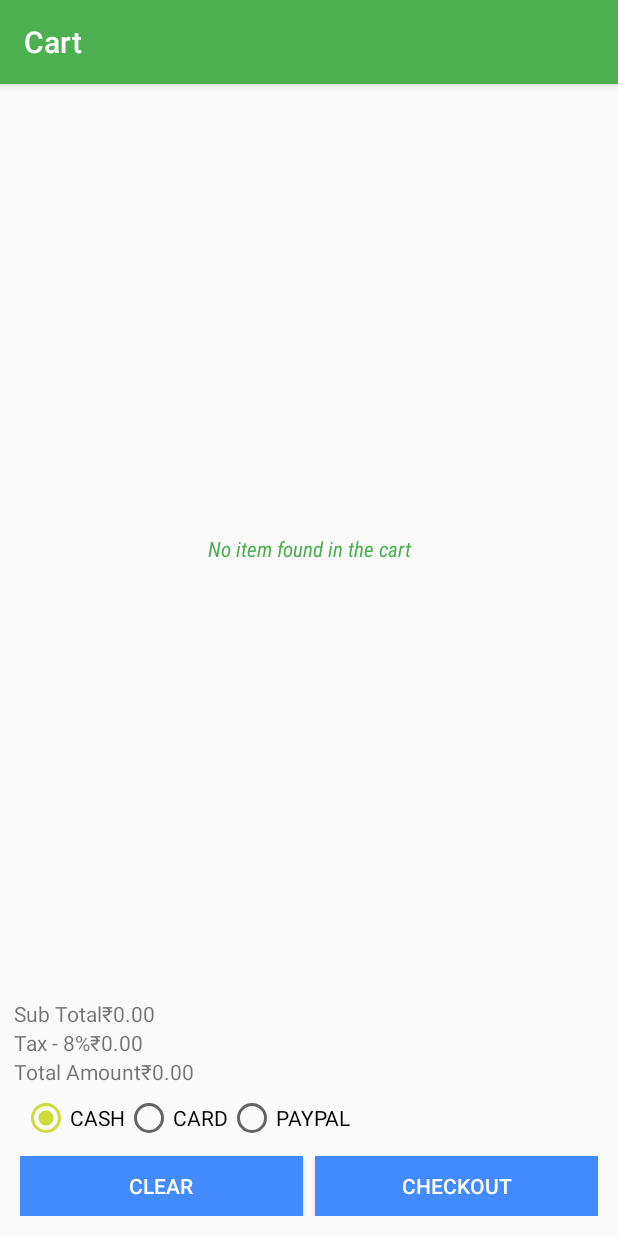
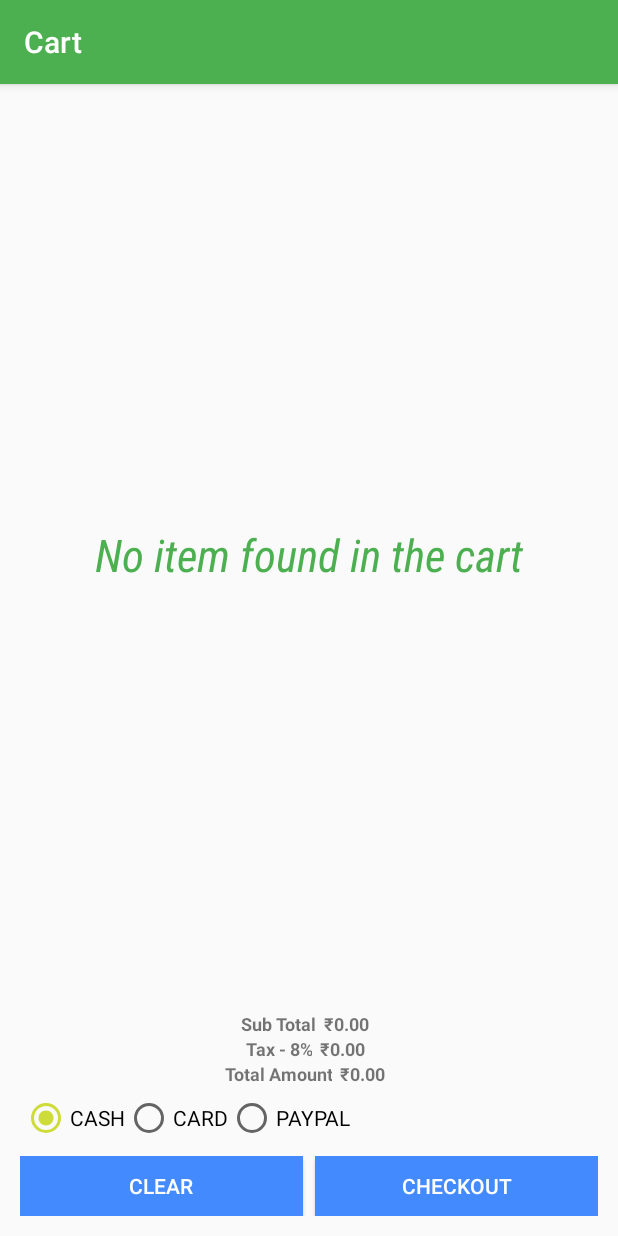
Before and after one commit to miumesh/ProtoShop-Android, an Android app: the screen it shows after launch (MainActivity), on a phone screen of 412 x 824 dp. Run offline under Robolectric (Android 15) with nearby library versions, the phone set to English and light mode, and no system bars; our stand-ins replace ButterKnife, Picasso.

Commit message:
Third Run - Done Creating Empty Cart Items (Final Edit)

```diff
--- a/app/src/main/res/layout/fragment_checkout.xml
+++ b/app/src/main/res/layout/fragment_checkout.xml
@@ -6,7 +6,7 @@
     android:orientation="vertical"
     tools:context="com.example.umesh.chintushop.ui.checkout.CheckoutFragment">
 
-    <LinearLayout
+    <RelativeLayout
         android:layout_width="match_parent"
         android:layout_height="match_parent"
         android:orientation="vertical"
@@ -28,21 +28,24 @@
             android:textColor="@color/primary"
             android:text="@string/no_item_found"
             android:padding="@dimen/margin_padding_normal"
+            android:textSize="@dimen/text_size_huge"
             android:gravity="center"
             android:textStyle="italic"
             android:visibility="gone"
             android:fontFamily="sans-serif-condensed" />
 
-    </LinearLayout>
+    </RelativeLayout>
 
     <LinearLayout
-            android:layout_width="match_parent"
-            android:layout_height="wrap_content"
-            android:orientation="vertical"
-            android:gravity="center" >
+        android:id="@+id/linear_layout_totals"
+        android:layout_width="match_parent"
+        android:layout_height="wrap_content"
+        android:orientation="vertical"
+        android:layout_gravity="center" >
+
 
             <LinearLayout
-                android:layout_width="match_parent"
+                android:layout_width="wrap_content"
                 android:layout_height="wrap_content"
                 android:orientation="horizontal"
                 android:layout_gravity="center">
@@ -52,21 +55,25 @@
                     android:layout_height="wrap_content"
                     android:text="@string/label_sub_total"
                     android:layout_gravity="center"
-                    android:gravity="start"/>
+                    android:gravity="end"
+                    android:textSize="@dimen/text_size_small"
+                    android:textStyle="bold"         />
 
                 <TextView
                     android:id="@+id/text_view_sub_total"
                     android:layout_width="wrap_content"
                     android:layout_height="wrap_content"
                     android:text="@string/label_zero_dollar"
-                    android:layout_gravity="center"
-                    android:gravity="right"
-                    android:paddingRight="5dp"/>
+                    android:layout_marginLeft="5dp"
+                    android:textSize="@dimen/text_size_small"
+                    android:textStyle="bold"
+                    android:paddingRight="5dp"
+                    android:gravity="right"     />
 
             </LinearLayout>
 
             <LinearLayout
-                android:layout_width="match_parent"
+                android:layout_width="wrap_content"
                 android:layout_height="wrap_content"
                 android:orientation="horizontal"
                 android:layout_gravity="center">
@@ -75,8 +82,10 @@
                     android:layout_width="wrap_content"
                     android:layout_height="wrap_content"
                     android:text="@string/label_tax"
+                    android:textSize="@dimen/text_size_small"
+                    android:textStyle="bold"
                     android:layout_gravity="center"
-                    android:gravity="start"/>
+                    android:gravity="end"/>
 
                 <TextView
                     android:id="@+id/text_view_tax"
@@ -84,13 +93,16 @@
                     android:layout_height="wrap_content"
                     android:text="@string/label_zero_dollar"
                     android:layout_gravity="center"
+                    android:textSize="@dimen/text_size_small"
+                    android:layout_marginLeft="5dp"
+                    android:textStyle="bold"
                     android:gravity="right"
                     android:paddingRight="5dp"/>
 
             </LinearLayout>
 
             <LinearLayout
-                android:layout_width="match_parent"
+                android:layout_width="wrap_content"
                 android:layout_height="wrap_content"
                 android:orientation="horizontal"
                 android:layout_gravity="center">
@@ -100,7 +112,9 @@
                     android:layout_height="wrap_content"
                     android:text="@string/label_total"
                     android:layout_gravity="center"
-                    android:gravity="start"/>
+                    android:textStyle="bold"
+                    android:textSize="@dimen/text_size_small"
+                    android:gravity="end"/>
 
                 <TextView
                     android:id="@+id/text_view_total"
@@ -108,7 +122,10 @@
                     android:layout_height="wrap_content"
                     android:text="@string/label_zero_dollar"
                     android:layout_gravity="center"
+                    android:layout_marginLeft="5dp"
                     android:gravity="right"
+                    android:textStyle="bold"
+                    android:textSize="@dimen/text_size_small"
                     android:paddingRight="5dp"/>
 
             </LinearLayout>
```
